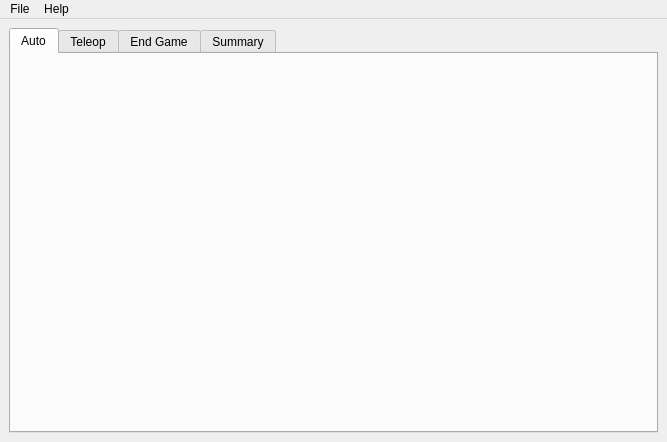
Before: the Qt Designer form inc/MainWindow.ui in FRC-836/FRC_Score_Analyzer, drawn with Qt 5.
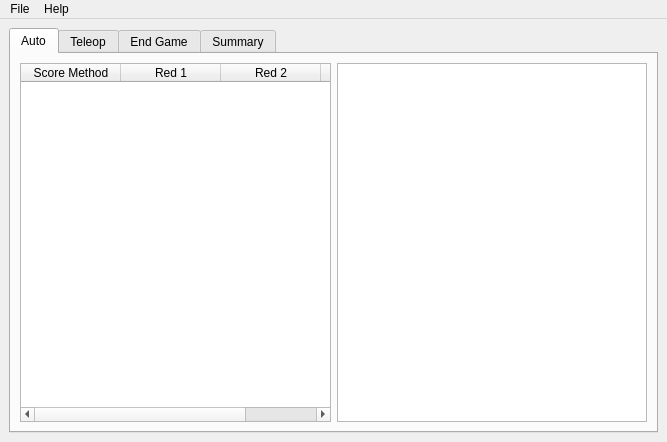
After: the same form once the commit is applied.

Commit message: tables are placed on the tabs and columsn resize appropriately

```diff
--- a/inc/MainWindow.ui
+++ b/inc/MainWindow.ui
@@ -24,6 +24,41 @@
        <attribute name="title">
         <string>Auto</string>
        </attribute>
+       <layout class="QHBoxLayout" name="horizontalLayout">
+        <item>
+         <widget class="QTableWidget" name="tblAutoRed">
+          <property name="showGrid">
+           <bool>false</bool>
+          </property>
+          <attribute name="horizontalHeaderVisible">
+           <bool>true</bool>
+          </attribute>
+          <column>
+           <property name="text">
+            <string>Score Method</string>
+           </property>
+          </column>
+          <column>
+           <property name="text">
+            <string>Red 1</string>
+           </property>
+          </column>
+          <column>
+           <property name="text">
+            <string>Red 2</string>
+           </property>
+          </column>
+          <column>
+           <property name="text">
+            <string>Red 3</string>
+           </property>
+          </column>
+         </widget>
+        </item>
+        <item>
+         <widget class="QTableWidget" name="tblAutoBlue"/>
+        </item>
+       </layout>
       </widget>
       <widget class="QWidget" name="tabTele">
        <attribute name="title">
```
Left out of the diff: 21 changed lines with no effect on the pictures. The commit also changes 2 other files.
